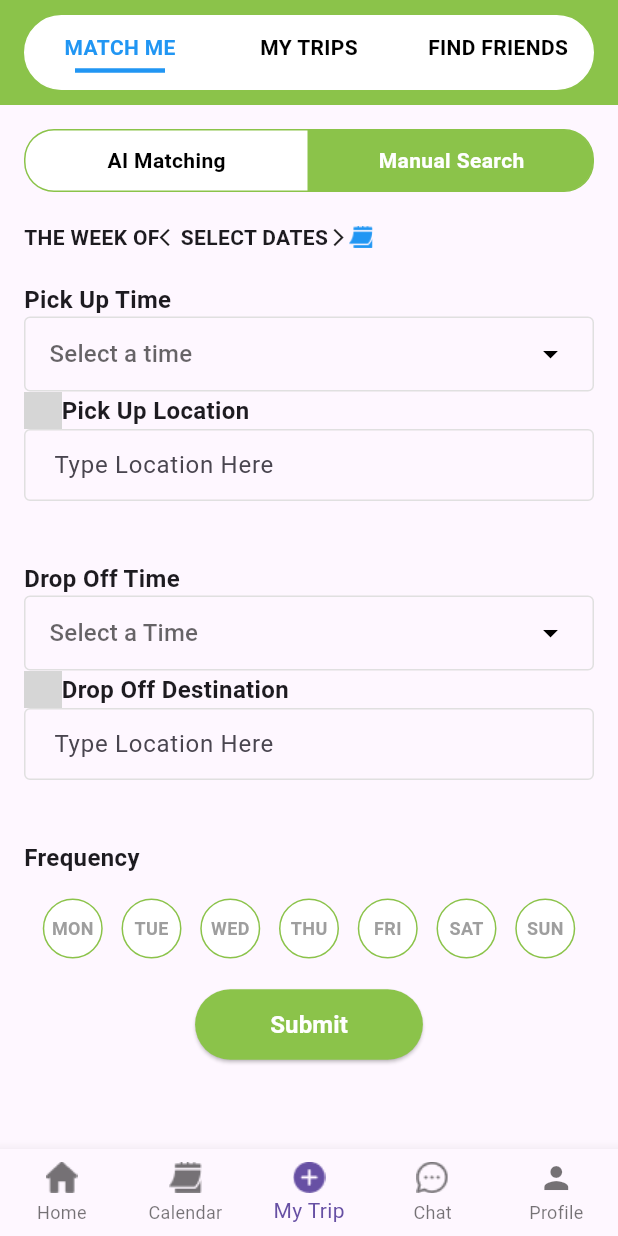
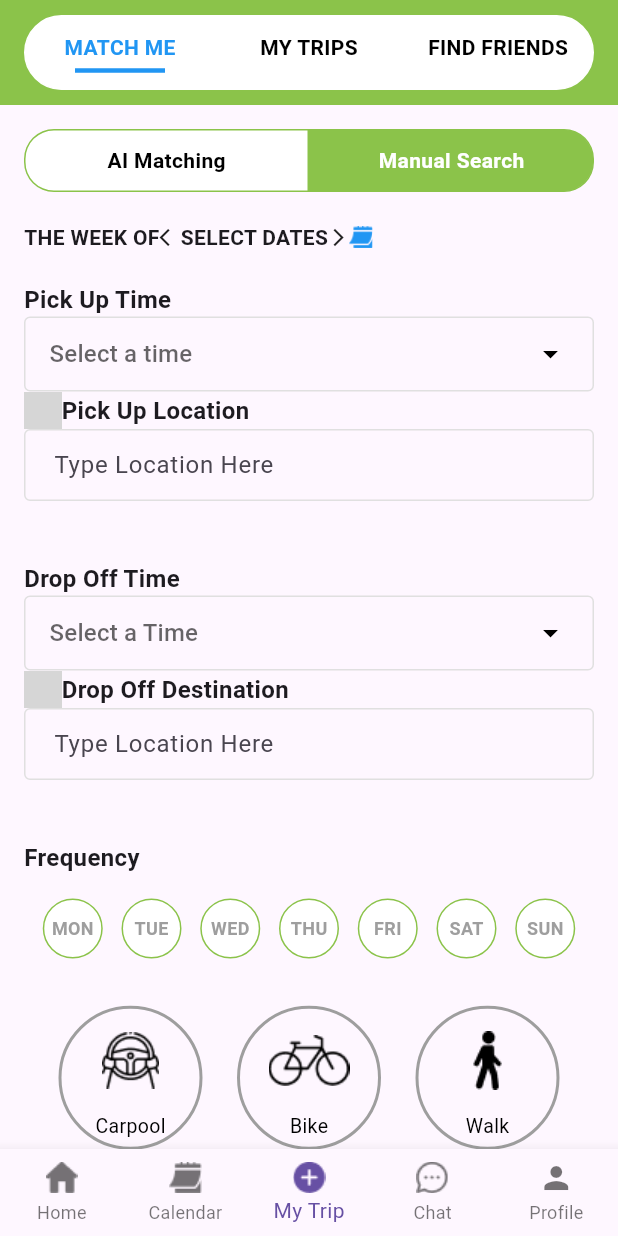
Before and after one commit to EthanASU/Go_Together_App, a Flutter app: the MatchMeScreen screen opened directly, on a phone screen of 412 x 824 dp. Run offline on Flutter 3.47's test engine with Material 3 defaults, Android fonts, the phone set to English and light mode, and no system bars; our stand-ins replace cloud_firestore, firebase_auth, firebase_core; missing offline and left inert: dart:ffi; accounts and stored records are empty; generated files the repository leaves out were written again; Roboto replaces fonts that are missing (Poppins); grey boxes are pictures that could not be loaded.

Commit message:
Update Match_Me_Screen.dart
added carpool, bike, and walk options under frequency

```diff
--- a/lib/Views/Match_Me_Screen.dart
+++ b/lib/Views/Match_Me_Screen.dart
@@ -1,10 +1,12 @@
 
 import 'package:flutter/material.dart';
+import 'package:provider/provider.dart';
 import 'Calendar_Screen.dart';
 import 'profile_screen_setup.dart';
 import '../Views/Create_New_Trip_Screen.dart';
 import '../Views/My_Trips_Home_Screen.dart';
 import '../Widgets/My_Trips_Top_Navigation_Bar.dart';
+import '../ViewModels/Profile_Personal_View_Model.dart';
 
 class Trip {
   final String pickupTime;
@@ -13,7 +15,7 @@ class Trip {
   final String dropOffDestination;
   final List<bool> frequency;
   final List<DateTime> dates;
-
+  final List<String> transportationModes;
   Trip({
     required this.pickupTime,
     required this.pickupLocation,
@@ -21,6 +23,7 @@ class Trip {
     this.dropOffDestination = '',
     required this.frequency,
     required this.dates,
+    this.transportationModes = const []
   });
 }
 
@@ -68,6 +71,7 @@ class _MatchMeScreenState extends State<MatchMeScreen> {
 
   void _saveCurrentTrip() {
     // Create a new trip with current form values
+    final viewModel = context.read<ProfilePersonalSetUpViewModel>();
     final newTrip = Trip(
       pickupTime: _pickupTime ?? '',
       pickupLocation: _pickupLocationController.text,
@@ -75,6 +79,7 @@ class _MatchMeScreenState extends State<MatchMeScreen> {
       dropOffDestination: _dropOffLocationController.text,
       frequency: List.from(_selectedDays),
       dates: List.from(_selectedDates),
+      transportationModes: List.from(viewModel.transportationModes),
     );
 
 
@@ -208,7 +213,7 @@ class _MatchMeScreenState extends State<MatchMeScreen> {
   }
   @override
   Widget build(BuildContext context) {
-
+    final viewModel = context.watch<ProfilePersonalSetUpViewModel>();
   final List<String> timeOptions = _generateTimeOptions();
 
     return Scaffold(
@@ -280,6 +285,14 @@ class _MatchMeScreenState extends State<MatchMeScreen> {
                                     if (trip.dropOffDestination.isNotEmpty)
                                       Text('To: ${trip.dropOffDestination}'),
                                     Text('Days: ${selectedDays.join(", ")}'),
+
+                                    if (trip.transportationModes.isNotEmpty)
+                                      Row(
+                                        children: [
+                                          Text('Transport: ', style: TextStyle(fontWeight: FontWeight.bold)),
+                                          Text(trip.transportationModes.join(", ")),
+                                      ],
+                                    ),
                                   ],
                                 ),
                               );
@@ -618,6 +631,30 @@ class _MatchMeScreenState extends State<MatchMeScreen> {
                             ),
                           ),
                         ),
+                        const SizedBox(height: 20),
+                        Row(
+                          mainAxisAlignment: MainAxisAlignment.spaceEvenly,
+                          children: [
+                            _buildTransportOption(
+                              context,
+                              'Carpool',
+                              'Assets/Drive_icon.png',
+                              viewModel,
+                            ),
+                            _buildTransportOption(
+                              context,
+                              'Bike',
+                              'Assets/Bike_icon.png',
+                              viewModel,
+                            ),
+                            _buildTransportOption(
+                              context,
+                              'Walk',
+                              'Assets/Pedestrian_icon.png',
+                              viewModel,
+                            ),
+                          ],
+                        ),
                       ],
                     ),
                     const SizedBox(height: 20),
@@ -815,3 +852,52 @@ void _handleNavTap(BuildContext context, int index) {
       break;
   }
 }
+
+Widget _buildTransportOption(
+    BuildContext context,
+    String mode,
+    String iconPath,
+    ProfilePersonalSetUpViewModel viewModel,
+    ) {
+  final isSelected = viewModel.transportationModes.contains(mode);
+
+  return GestureDetector(
+    onTap: () => viewModel.toggleTransportationMode(mode),
+    child: Container(
+      padding: const EdgeInsets.all(16),
+      decoration: BoxDecoration(
+        shape: BoxShape.circle,
+        color: isSelected ? Color(0xFF188ECE) : Colors.transparent,  // Blue background when selected
+        border: Border.all(
+          color: isSelected ? Color(0xFF188ECE) : Colors.grey,
+          width: 2,
+        ),
+      ),
+      child: Column(
+        mainAxisSize: MainAxisSize.min,
+        children: [
+          ColorFiltered(
+            colorFilter: ColorFilter.mode(
+              isSelected ? Colors.white : Colors.black,  // White icon when selected
+              BlendMode.srcIn,
+            ),
+            child: Image.asset(
+              iconPath,
+              height: 60,
+              width: 60,
+            ),
+          ),
+          const SizedBox(height: 4),
+          Text(
+            mode,
+            style: TextStyle(
+              color: isSelected ? Colors.white : Colors.black,
+              fontSize: 13,
+              fontFamily: 'Poppins',
+            ),
+          ),
+        ],
+      ),
+    ),
+  );
+}
```
